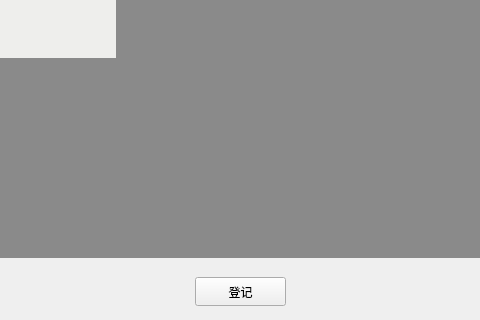
The window that gui/mainwindow.ui (Liu8018/facerec-gui3) describes before a commit, drawn with Qt 5; both pictures show x 165 to 645 and y 343 to 663 of the 814 by 663 pixel window.
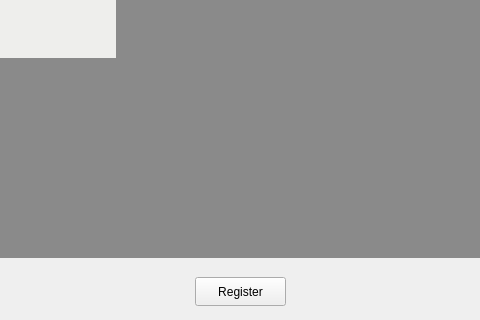
The same window after the commit. Icons and pictures are not drawn.

Diff of the .ui file:
```diff
--- a/gui/mainwindow.ui
+++ b/gui/mainwindow.ui
@@ -40,7 +40,7 @@
      </rect>
     </property>
     <property name="text">
-     <string>登记</string>
+     <string>Register</string>
     </property>
    </widget>
    <widget class="QLabel" name="icon_label0">
```
